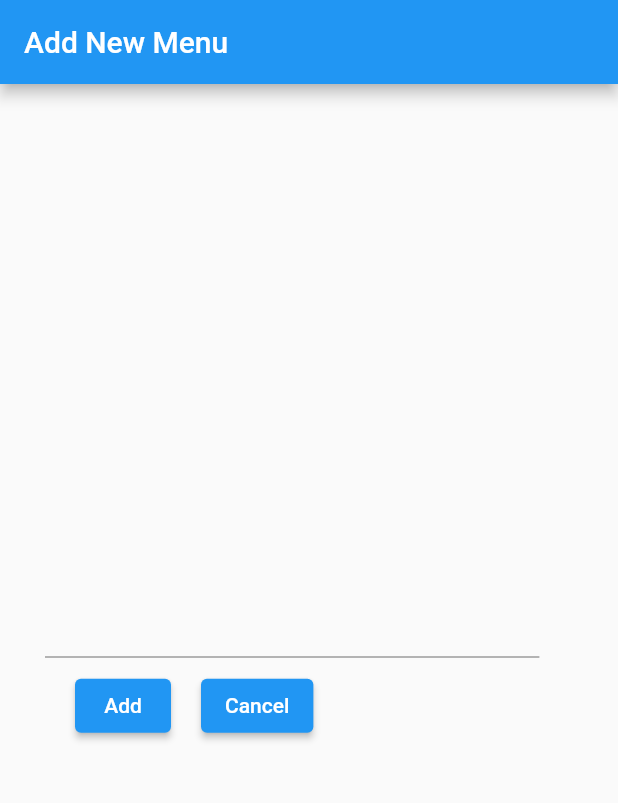
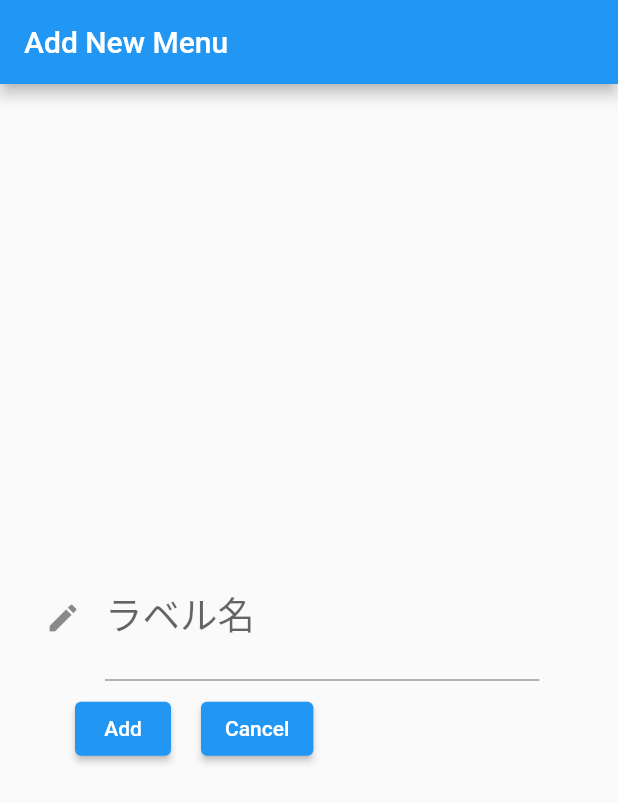
Before and after one commit to MrMocchy/rotationlist, a Flutter app: the screen it shows after launch, after a tap on the "add" icon, on a phone screen of 412 x 824 dp. Shown: the top 803 px of the screen. Run offline on Flutter 3.47's test engine with Material 2 defaults, Android fonts, the phone set to English and light mode, and no system bars; our stand-ins replace shared_preferences; missing offline and left inert: dart:html; Roboto replaces fonts that are missing (sans serif).

Commit message:
Top Pageへのリンク、入力部分のUI追加

```diff
--- a/lib/addmenupage.dart
+++ b/lib/addmenupage.dart
@@ -38,6 +38,11 @@ class _AddMenuPageState extends State<AddMenuPage> {
                   fontSize: 25,
                   fontFamily: 'sans serif',
                 ),
+                decoration: const InputDecoration(
+                  icon: Icon(Icons.create),
+                  hintText: 'ここに入力',
+                  labelText: 'ラベル名',
+                ),
               ),
               const SizedBox(height: 8),
               Row(
--- a/lib/main.dart
+++ b/lib/main.dart
@@ -1,6 +1,7 @@
 import 'package:flutter/material.dart';
 import 'package:rotationlist/addMenuPage.dart';
 import 'package:rotationlist/menu.dart';
+import 'dart:html' as html;
 
 void main() {
   runApp(const MyApp());
@@ -31,7 +32,6 @@
 }
 
 class _MyHomePageState extends State<MyHomePage> {
-  late List<String> _list;
   bool isDeleteEnable = false;
 
   @override
@@ -45,7 +45,17 @@
     return Scaffold(
         appBar: AppBar(
           title: const Text('Menu List'),
+          titleTextStyle: const TextStyle(
+            color: Colors.white,
+            fontSize: 25,
+            fontFamily: 'sans serif',
+          ),
           actions: <Widget>[
+            IconButton(
+                onPressed: () async {
+                  html.window.open('https://mrmocchy.github.io/', '');
+                },
+                icon: const Icon(Icons.info)),
             IconButton(
                 onPressed: () async {
                   await Navigator.of(context)
```
